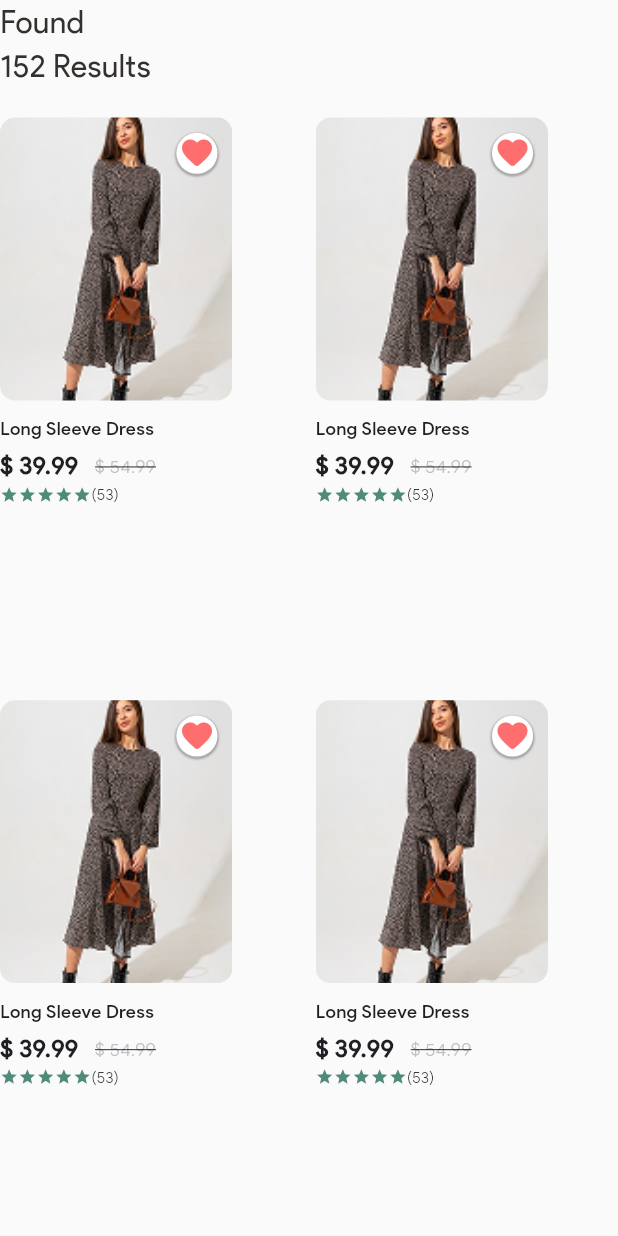
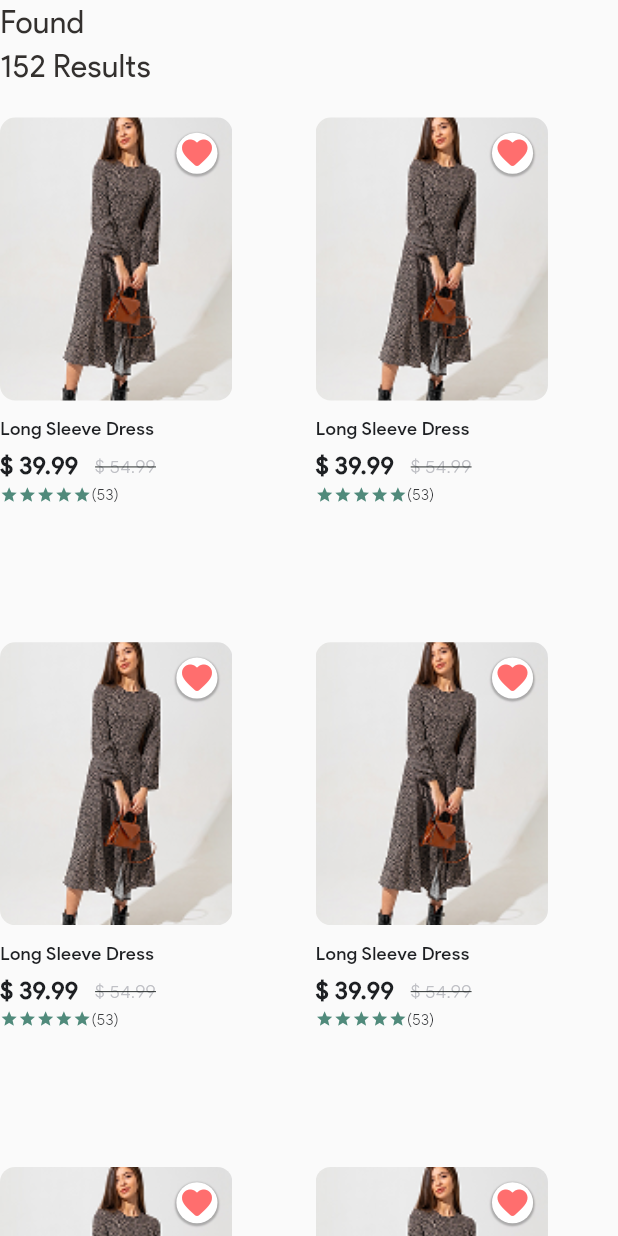
Before and after one commit to MahmoudDabour1/gem_store_app, a Flutter app: the CustomListOfSearchedItems widget shown alone on an empty page, opened directly, on a phone screen of 412 x 824 dp. Run offline on Flutter 3.47's test engine with Material 3 defaults, Android fonts, the phone set to English and light mode, and no system bars; our stand-ins replace flutter_bloc, flutter_screenutil, flutter_svg, logger; project files that could hold a hidden picture were left out.

Commit message:
fix discover screen

```diff
--- a/lib/features/discover/presentation/views/widgets/custom_list_of_searched_items.dart
+++ b/lib/features/discover/presentation/views/widgets/custom_list_of_searched_items.dart
@@ -22,7 +22,7 @@ class CustomListOfSearchedItems extends StatelessWidget {
             crossAxisCount: 2,
             crossAxisSpacing: 8.w,
             mainAxisSpacing: 8.h,
-            childAspectRatio: 0.53,
+            childAspectRatio: 0.59,
           ),
           itemBuilder: (context, index) {
             return CustomSearchedItem();
--- a/lib/features/discover/presentation/views/widgets/discover_screen_body.dart
+++ b/lib/features/discover/presentation/views/widgets/discover_screen_body.dart
@@ -20,8 +20,6 @@ class DiscoverScreenBody extends StatelessWidget {
             children: [
               CustomAppBar(title: 'Discover', textStyle: AppTextStyles.font20),
               SizedBox(height: 20),
-              const HeaderOfDiscover(),
-              SizedBox(height: 20),
               HeaderOfDiscover(),
             ],
           ),
--- a/lib/main.dart
+++ b/lib/main.dart
@@ -1,6 +1,7 @@
 import 'package:flutter/material.dart';
 import 'package:flutter_screenutil/flutter_screenutil.dart';
 import 'package:gem_store_app/core/theming/app_colors.dart';
+import 'package:gem_store_app/features/discover/presentation/views/discover_screen.dart';
 
 import 'features/track_order/track_order.dart';
 
@@ -28,7 +29,7 @@ class MyApp extends StatelessWidget {
           colorScheme: ColorScheme.fromSeed(seedColor: AppColors.greenColor),
           useMaterial3: true,
         ),
-        home: TrackOrderScreen(),
+        home: DiscoverScreen(),
       ),
     );
   }
```
